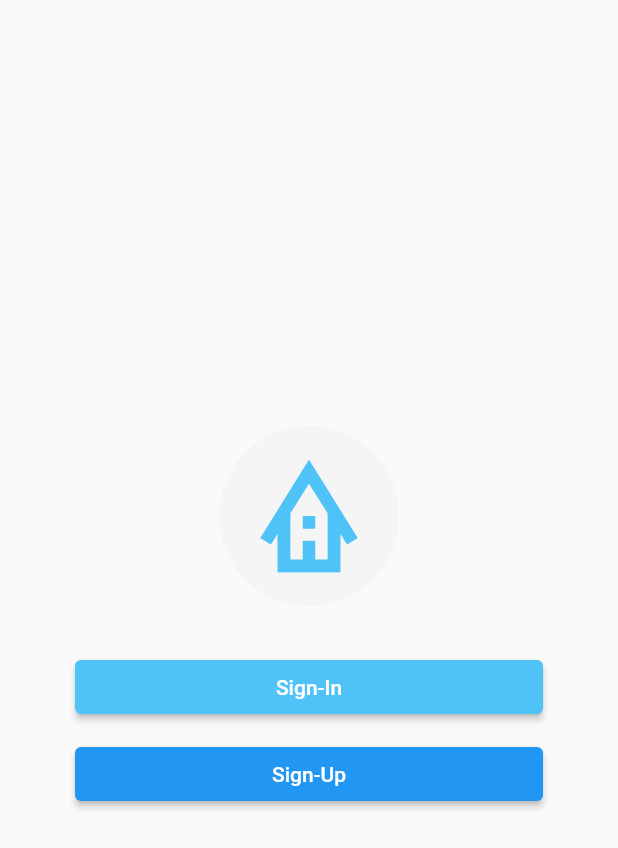
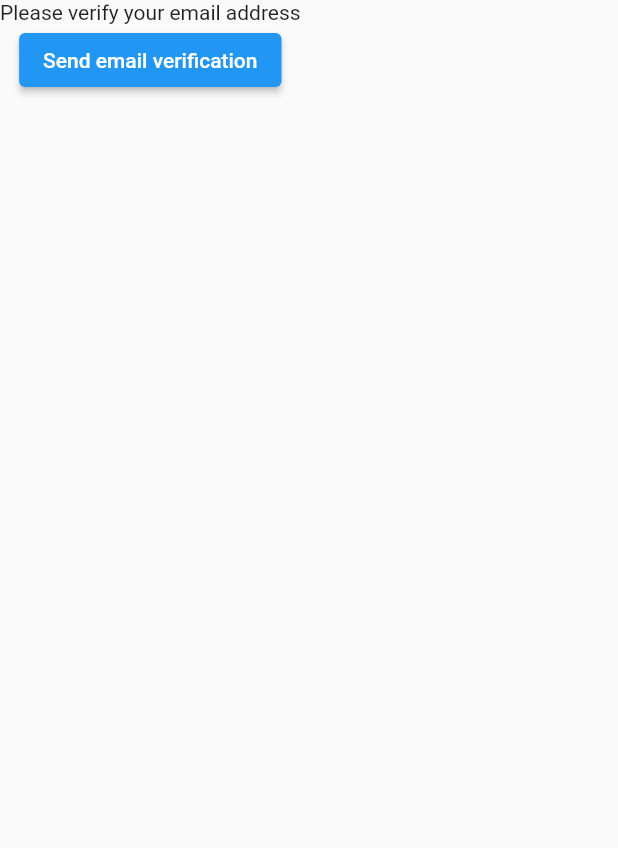
Before and after one commit to codermeem/FirstApp, a Flutter app: the screen it shows after launch, on a phone screen of 412 x 824 dp. Shown: the top 848 px of the screen. Run offline on Flutter 3.47's test engine with Material 2 defaults, Android fonts, the phone set to English and light mode, and no system bars; our stand-ins replace firebase_auth, firebase_core; accounts and stored records are empty.

Commit message:
clear code and delete some file. added email verification code

```diff
--- a/lib/main.dart
+++ b/lib/main.dart
@@ -1,11 +1,9 @@
 //linked with firebase
+import 'package:firebase_auth/firebase_auth.dart';
 import 'package:firebase_core/firebase_core.dart';
 import 'firebase_options.dart';
 //flutter package
 import 'package:flutter/material.dart';
-//pages
-import 'pages/homepage.dart';
-
 
 Future<void> main() async {
   //app run hobaro age flutterbinding ensure korbe je app er sob thik ase ki na.
@@ -26,7 +24,71 @@ class MyApp extends StatelessWidget {
     return const MaterialApp(
       debugShowCheckedModeBanner: false,
       title: 'Material App',
-      home: HomePage(),
+      home: EmailVerify(),
     );
   }
 }
+
+class EmailVerify extends StatefulWidget {
+  const EmailVerify({Key? key}) : super(key: key);
+
+  @override
+  State<EmailVerify> createState() => _EmailVerifyState();
+}
+
+class _EmailVerifyState extends State<EmailVerify> {
+  @override
+  Widget build(BuildContext context) {
+    return Scaffold(
+      body: FutureBuilder(
+        future: Firebase.initializeApp(
+          options: DefaultFirebaseOptions.currentPlatform,
+        ),
+        builder: (context, snapshot) {
+          switch (snapshot.connectionState) {
+            case ConnectionState.done:
+              final user = FirebaseAuth.instance.currentUser;
+              if (user?.emailVerified ?? false) {
+                return const Text("Done");
+              } else {
+                return const VerifyEmailView();
+              }
+            default:
+              return const Text("Loading");
+          }
+        },
+      ),
+    );
+  }
+}
+
+class VerifyEmailView extends StatefulWidget {
+  const VerifyEmailView({Key? key}) : super(key: key);
+
+  @override
+  State<VerifyEmailView> createState() => _VerifyEmailViewState();
+}
+
+class _VerifyEmailViewState extends State<VerifyEmailView> {
+  @override
+  Widget build(BuildContext context) {
+    return Column(
+      children: [
+        const Text("Please verify your email address"),
+        ElevatedButton(
+          onPressed: () async {
+            final user = FirebaseAuth.instance.currentUser;
+            await user!.sendEmailVerification();
+            if (user != null) {
+              Navigator.pushAndRemoveUntil(
+                  context,
+                  MaterialPageRoute(builder: (context) => VerifyEmailView()),
+                  (Route) => false);
+            }
+          },
+          child: const Text("Send email verification"),
+        ),
+      ],
+    );
+  }
+}
--- a/lib/pages/homepage.dart
+++ /dev/null
@@ -1,52 +0,0 @@
-import 'package:first_exam/pages/signin.dart';
-import 'package:first_exam/pages/signup.dart';
-import 'package:first_exam/widget/widget.dart';
-import 'package:flutter/material.dart';
-
-class HomePage extends StatelessWidget {
-  const HomePage({Key? key}) : super(key: key);
-
-  @override
-  Widget build(BuildContext context) {
-    return Scaffold(
-      body: Container(
-        padding: const EdgeInsets.all(50),
-        child: Column(
-          mainAxisAlignment: MainAxisAlignment.center,
-          crossAxisAlignment: CrossAxisAlignment.stretch,
-          children: [
-            logo(),
-            const SizedBox(
-              height: 30,
-            ),
-            ElevatedButton(
-              onPressed: () {
-                Navigator.push(
-                  context,
-                  MaterialPageRoute(
-                      builder: (BuildContext context) => const SignIn()),
-                );
-              },
-              style: ButtonStyle(
-                backgroundColor:
-                    MaterialStateProperty.all(Colors.lightBlue.shade300),
-              ),
-              child: const Text("Sign-In"),
-            ),
-            const SizedBox(height: 10),
-            ElevatedButton(
-              onPressed: () {
-                Navigator.push(
-                  context,
-                  MaterialPageRoute(
-                      builder: (BuildContext context) => const SignUp()),
-                );
-              },
-              child: const Text("Sign-Up"),
-            ),
-          ],
-        ),
-      ),
-    );
-  }
-}
```
Also changed, not shown: lib/pages/reg_login.dart (deleted, +0 -39 lines), lib/pages/signup.dart (+8 -9 lines).
